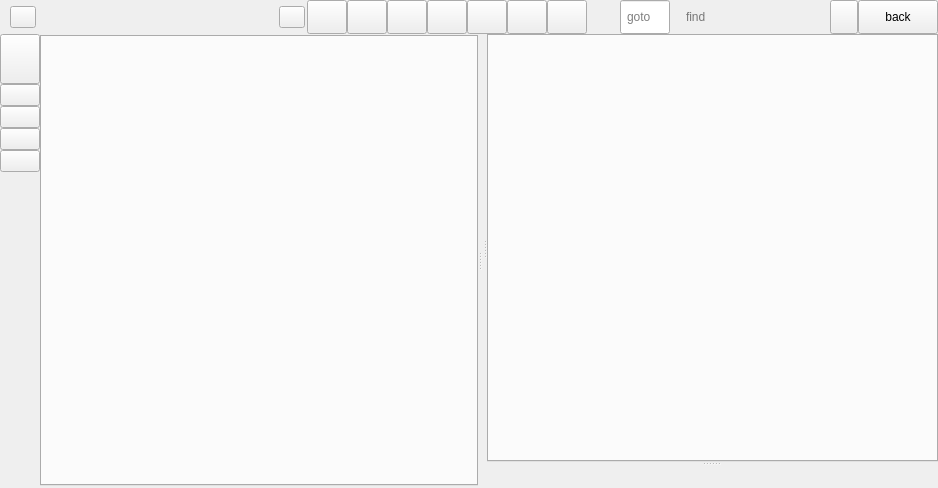
Qt form scope/scope.ui (rkyleg/scope) before a commit.
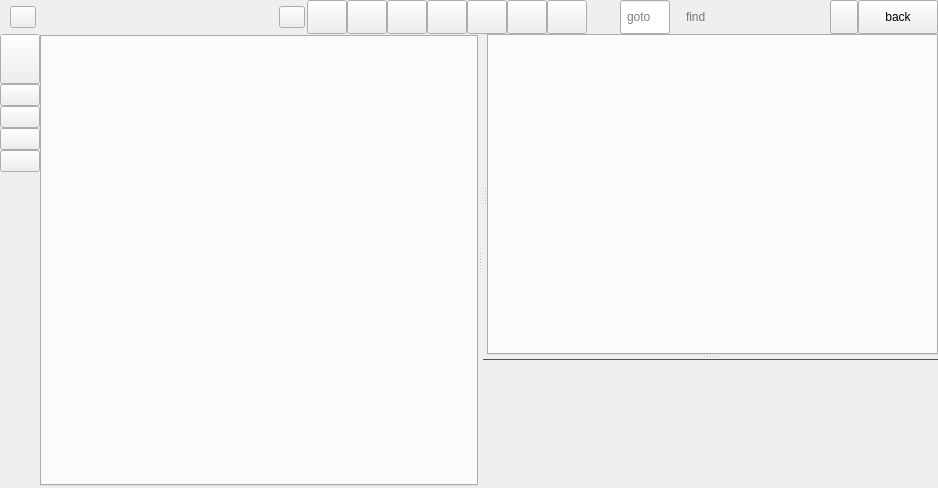
The same form after that commit. Icons and pictures are not drawn.

```diff
--- a/scope/scope.ui
+++ b/scope/scope.ui
@@ -139,6 +139,11 @@
             <verstretch>0</verstretch>
            </sizepolicy>
           </property>
+          <property name="styleSheet">
+           <string notr="true">QStackedWidget#sw_bottom {
+border-top:1px solid rgb(80,80,80);
+}</string>
+          </property>
           <property name="currentIndex">
            <number>0</number>
           </property>
```
